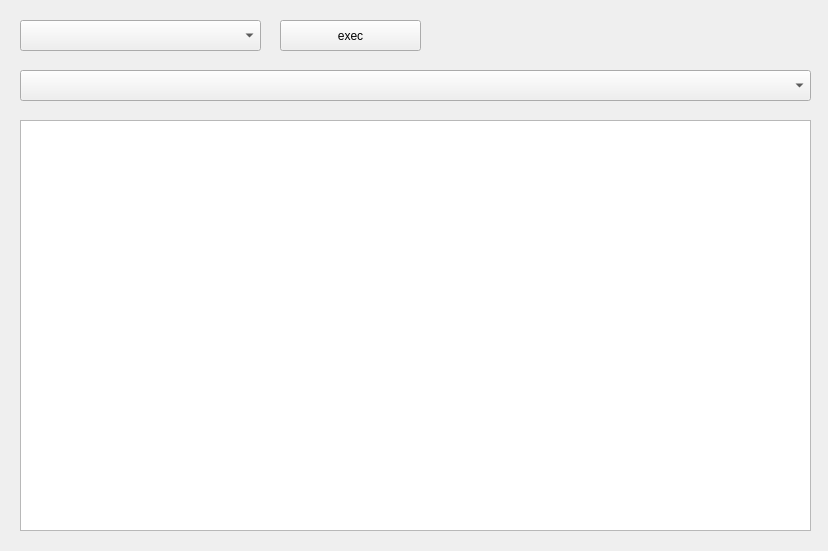
Old version of the form widget.ui in the repository CongXue0/DataStructure.
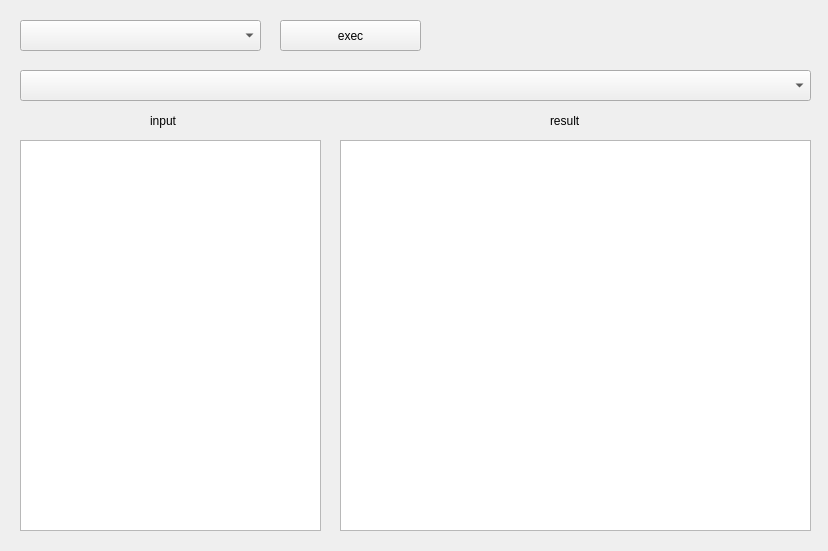
New version of the form.

The edit to the form file:
```diff
--- a/widget.ui
+++ b/widget.ui
@@ -49,13 +49,49 @@
   <widget class="QTextEdit" name="textEdit_result">
    <property name="geometry">
     <rect>
+     <x>340</x>
+     <y>140</y>
+     <width>471</width>
+     <height>391</height>
+    </rect>
+   </property>
+  </widget>
+  <widget class="QTextEdit" name="textEdit_input">
+   <property name="geometry">
+    <rect>
      <x>20</x>
-     <y>120</y>
-     <width>791</width>
-     <height>411</height>
+     <y>140</y>
+     <width>301</width>
+     <height>391</height>
     </rect>
    </property>
   </widget>
+  <widget class="QLabel" name="label_input">
+   <property name="geometry">
+    <rect>
+     <x>150</x>
+     <y>110</y>
+     <width>72</width>
+     <height>21</height>
+    </rect>
+   </property>
+   <property name="text">
+    <string>input</string>
+   </property>
+  </widget>
+  <widget class="QLabel" name="label_result">
+   <property name="geometry">
+    <rect>
+     <x>550</x>
+     <y>110</y>
+     <width>72</width>
+     <height>21</height>
+    </rect>
+   </property>
+   <property name="text">
+    <string>result</string>
+   </property>
+  </widget>
  </widget>
  <layoutdefault spacing="6" margin="11"/>
  <resources/>
```
